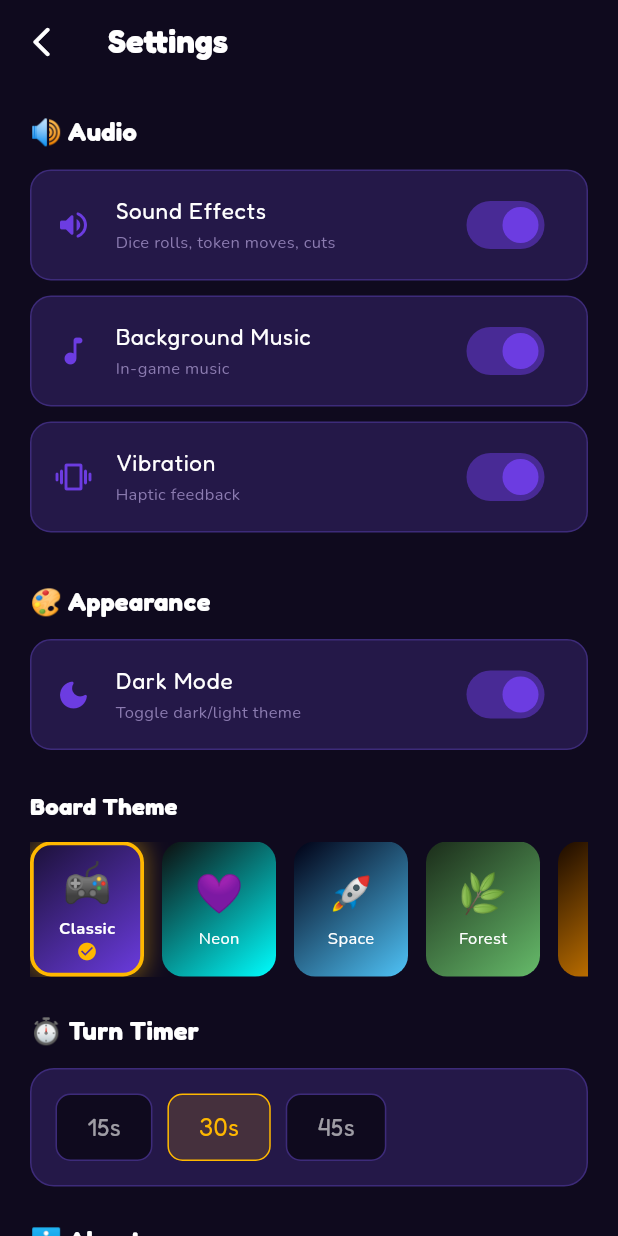
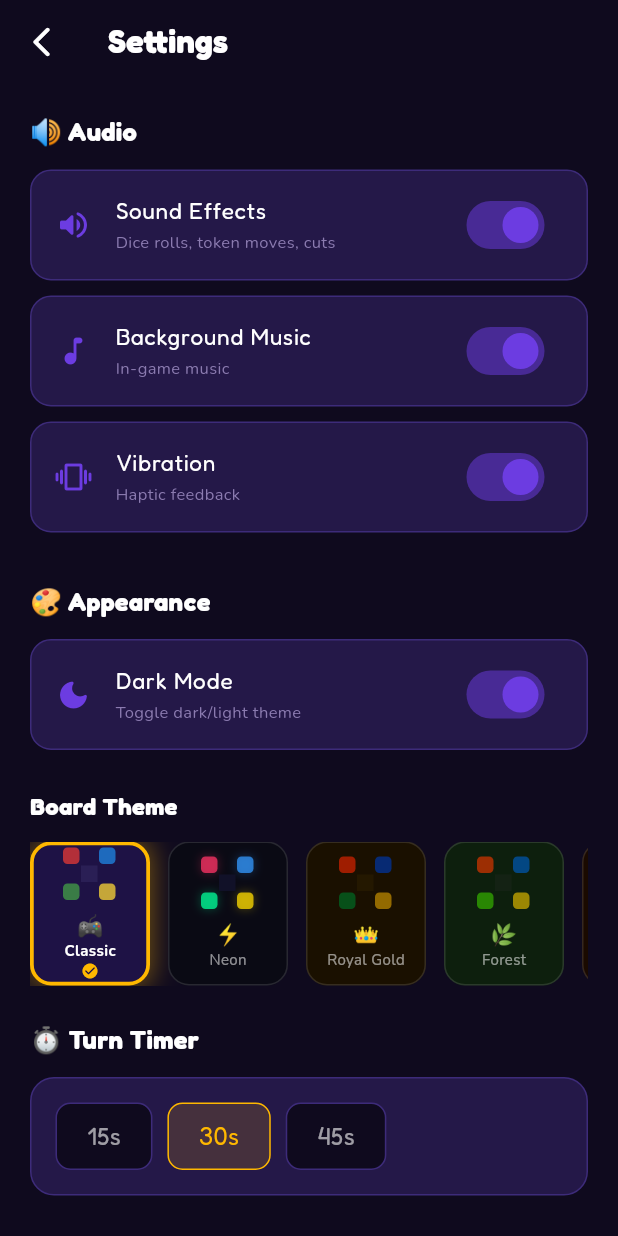
Before and after one commit to Shri5Ambare/ludo-tournament-app, a Flutter app: the SettingsScreen screen opened by its route, on a phone screen of 412 x 824 dp. Run offline on Flutter 3.47's test engine with Material 3 defaults, Android fonts, the phone set to English and light mode, and no system bars; drawn by our look-alikes of flutter_animate; our stand-ins replace audioplayers, confetti, equatable, flutter_riverpod, go_router, google_fonts and 5 more; accounts and stored records are empty.

Commit message:
🎨 UI Polish: board themes, token animations, sound integration
Board Themes:
- board_themes.dart: BoardThemeData model with background, cellColor,
  safeCellColor, gridLine, centerBg, yardOverlay, playerColors, glowEffect
- 5 themes: Classic (dark purple), Neon (black+cyan glow), Royal Gold
  (deep gold), Forest (dark green), Diwali (amber+purple glow)
- LudoBoardPainter: fully themed — all colors from BoardThemeData,
  MaskFilter blur glow on safe cells + home yard circles for neon/diwali,
  themed center triangles with glow, shouldRepaint by theme.id
- board_theme_selector.dart: rebuilt using BoardThemeData map directly,
  mini board preview CustomPainter per theme with colored corner squares,
  animated slide-in with staggered delays, haptic feedback

Token Animations:
- _TokenWidget converted to StatefulWidget with AnimationController
- Bounce sequence on becoming movable (scale 1→1.25→0.9→1.05→1.0)
- Spin rotation (0→2π) when token reaches home
- Pulsing glow AnimatedBuilder on movable tokens
- Theme-aware token colors passed from settingsProvider
- shouldRepaint only when theme changes

Sound Integration:
- audio_service.dart: dual AudioPlayer (sfx1+sfx2) so SFX never
  interrupts BG music; playDiceRoll, playTokenMove, playTokenCut,
  playTokenHome, playWin, playLose, playButtonTap; BG music at 0.35
  volume looped; all errors silently swallowed (works without assets)
- game_provider.dart: playDiceRoll on human+AI roll, _playMoveSound
  helper detects cut vs home vs regular move from state diff,
  playWin on game finish; wired into human selectToken + AI moves
- game_screen.dart: startBgMusic on initState, stopBgMusic on dispose
- app_constants.dart: full audio constants set (tokenHome, lose, buttonTap)

```diff
--- a/lib/core/constants/app_constants.dart
+++ b/lib/core/constants/app_constants.dart
@@ -48,11 +48,14 @@ class AppConstants {
   static const List<int> homeColumnEntries = [50, 11, 24, 37];
 
   // Asset paths
-  static const String diceSound = 'dice_roll.mp3';
+  static const String diceSound      = 'dice_roll.mp3';
   static const String tokenMoveSound = 'token_move.mp3';
-  static const String tokenCutSound = 'token_cut.mp3';
-  static const String winSound = 'win.mp3';
-  static const String bgMusicPath = 'bg_music.mp3';
+  static const String tokenCutSound  = 'token_cut.mp3';
+  static const String tokenHomeSound = 'token_home.mp3';
+  static const String winSound       = 'game_win.mp3';
+  static const String loseSound      = 'game_lose.mp3';
+  static const String buttonTapSound = 'button_tap.mp3';
+  static const String bgMusicPath    = 'bg_music.mp3';
 
   // Hive Box Names
   static const String profilesBox = 'profiles';
@@ -67,15 +70,8 @@ class AppConstants {
   static const String boardThemeKey = 'boardTheme';
 }
 
-class BoardThemes {
-  static const String classic = 'classic';
-  static const String neon = 'neon';
-  static const String space = 'space';
-  static const String forest = 'forest';
-  static const String diwali = 'diwali';
-
-  static const List<String> all = [classic, neon, space, forest, diwali];
-}
+// BoardThemes string constants + full theme data are in:
+// lib/core/theme/board_themes.dart
 
 class GameMode {
   static const String classic = 'classic';
--- /dev/null
+++ b/lib/core/theme/board_themes.dart
@@ -0,0 +1,138 @@
+// lib/core/theme/board_themes.dart
+//
+// Board skin definitions for the Ludo board painter.
+// Each theme controls background, cell, safe-cell, yard, and accent colors.
+
+import 'package:flutter/material.dart';
+
+class BoardThemeData {
+  final String id;
+  final String label;
+  final String emoji;
+  final Color background;        // board background
+  final Color cellColor;         // main path cell
+  final Color safeCellColor;     // safe-zone cell
+  final Color gridLine;          // cell border lines
+  final Color centerBg;          // center triangle area
+  final Color yardOverlay;       // home-yard inner overlay
+  final List<Color> playerColors; // override player yard/token colors (null = default)
+  final bool glowEffect;         // neon glow on safe cells
+
+  const BoardThemeData({
+    required this.id,
+    required this.label,
+    required this.emoji,
+    required this.background,
+    required this.cellColor,
+    required this.safeCellColor,
+    required this.gridLine,
+    required this.centerBg,
+    required this.yardOverlay,
+    this.playerColors = const [],
+    this.glowEffect = false,
+  });
+}
+
+class BoardThemes {
+  static const String classic  = 'classic';
+  static const String neon     = 'neon';
+  static const String royal    = 'royal';
+  static const String forest   = 'forest';
+  static const String diwali   = 'diwali';
+
+  static const List<String> all = [classic, neon, royal, forest, diwali];
+
+  static const Map<String, BoardThemeData> themes = {
+    classic: BoardThemeData(
+      id: classic,
+      label: 'Classic',
+      emoji: '🎮',
+      background: Color(0xFF1E1245),
+      cellColor: Color(0xFF2A1F55),
+      safeCellColor: Color(0xFF1A3A2A),
+      gridLine: Color(0x14FFFFFF),
+      centerBg: Color(0xFF1E1245),
+      yardOverlay: Color(0x14FFFFFF),
+      glowEffect: false,
+    ),
+
+    neon: BoardThemeData(
+      id: neon,
+      label: 'Neon',
+      emoji: '⚡',
+      background: Color(0xFF0A0A14),
+      cellColor: Color(0xFF111128),
+      safeCellColor: Color(0xFF0D2020),
+      gridLine: Color(0x2200FFCC),
+      centerBg: Color(0xFF0A0A14),
+      yardOverlay: Color(0x1800FFCC),
+      playerColors: [
+        Color(0xFFFF3366), // neon red
+        Color(0xFF00FF99), // neon green
+        Color(0xFFFFDD00), // neon yellow
+        Color(0xFF3399FF), // neon blue
+      ],
+      glowEffect: true,
+    ),
+
+    royal: BoardThemeData(
+      id: royal,
+      label: 'Royal Gold',
+      emoji: '👑',
+      background: Color(0xFF1A1000),
+      cellColor: Color(0xFF241800),
+      safeCellColor: Color(0xFF1A2800),
+      gridLine: Color(0x30FFD700),
+      centerBg: Color(0xFF1A1000),
+      yardOverlay: Color(0x18FFD700),
+      playerColors: [
+        Color(0xFFCC2200),  // deep crimson
+        Color(0xFF006622),  // deep green
+        Color(0xFFBB8800),  // gold-yellow
+        Color(0xFF003399),  // royal blue
+      ],
+      glowEffect: false,
+    ),
+
+    forest: BoardThemeData(
+      id: forest,
+      label: 'Forest',
+      emoji: '🌿',
+      background: Color(0xFF0D1F0D),
+      cellColor: Color(0xFF142214),
+      safeCellColor: Color(0xFF0A2A18),
+      gridLine: Color(0x2044AA44),
+      centerBg: Color(0xFF0D1F0D),
+      yardOverlay: Color(0x1844AA44),
+      playerColors: [
+        Color(0xFFCC3300),  // red-orange
+        Color(0xFF33AA00),  // bright green
+        Color(0xFFCCAA00),  // amber
+        Color(0xFF0055AA),  // deep blue
+      ],
+      glowEffect: false,
+    ),
+
+    diwali: BoardThemeData(
+      id: diwali,
+      label: 'Diwali',
+      emoji: '🪔',
+      background: Color(0xFF1A0A00),
+      cellColor: Color(0xFF2A1400),
+      safeCellColor: Color(0xFF1A200A),
+      gridLine: Color(0x30FF8800),
+      centerBg: Color(0xFF1A0A00),
+      yardOverlay: Color(0x18FF8800),
+      playerColors: [
+        Color(0xFFFF3300),  // deep red
+        Color(0xFF00BB44),  // green
+        Color(0xFFFFAA00),  // saffron/orange
+        Color(0xFF8833FF),  // purple
+      ],
+      glowEffect: true,
+    ),
+  };
+
+  static BoardThemeData get(String id) =>
+      themes[id] ?? themes[classic]!;
+}
--- a/lib/providers/settings_provider.dart
+++ b/lib/providers/settings_provider.dart
@@ -2,6 +2,7 @@
 import 'package:flutter_riverpod/flutter_riverpod.dart';
 import 'package:shared_preferences/shared_preferences.dart';
 import '../core/constants/app_constants.dart';
+import '../core/theme/board_themes.dart';
 
 // ─────────────────────────────────────────────
 // Settings Model
--- a/lib/widgets/common/board_theme_selector.dart
+++ b/lib/widgets/common/board_theme_selector.dart
@@ -1,9 +1,12 @@
 // lib/widgets/common/board_theme_selector.dart
 import 'package:flutter/material.dart';
+import 'package:flutter/services.dart';
+import 'package:flutter_animate/flutter_animate.dart';
 import 'package:flutter_riverpod/flutter_riverpod.dart';
 import 'package:google_fonts/google_fonts.dart';
-import '../../core/constants/app_constants.dart';
+import '../../core/constants/board_paths.dart';
 import '../../core/theme/app_theme.dart';
+import '../../core/theme/board_themes.dart';
 import '../../providers/settings_provider.dart';
 
 class BoardThemeSelector extends ConsumerWidget {
@@ -12,39 +15,7 @@ class BoardThemeSelector extends ConsumerWidget {
   @override
   Widget build(BuildContext context, WidgetRef ref) {
     final settings = ref.watch(settingsProvider);
-
-    final themes = [
-      _ThemeOption(
-        id: BoardThemes.classic,
-        label: 'Classic',
-        emoji: '🎮',
-        colors: [const Color(0xFF1A1035), const Color(0xFF6C3CE1)],
-      ),
-      _ThemeOption(
-        id: BoardThemes.neon,
-        label: 'Neon',
-        emoji: '💜',
-        colors: [const Color(0xFF0D0D0D), const Color(0xFF00FFFF)],
-      ),
-      _ThemeOption(
-        id: BoardThemes.space,
-        label: 'Space',
-        emoji: '🚀',
-        colors: [const Color(0xFF000014), const Color(0xFF4FC3F7)],
-      ),
-      _ThemeOption(
-        id: BoardThemes.forest,
-        label: 'Forest',
-        emoji: '🌿',
-        colors: [const Color(0xFF1B2C1A), const Color(0xFF66BB6A)],
-      ),
-      _ThemeOption(
-        id: BoardThemes.diwali,
-        label: 'Diwali',
-        emoji: '🪔',
-        colors: [const Color(0xFF1A0A00), const Color(0xFFFF9800)],
-      ),
-    ];
+    final themeIds = BoardThemes.all;
 
     return Column(
       crossAxisAlignment: CrossAxisAlignment.start,
@@ -54,62 +25,63 @@ class BoardThemeSelector extends ConsumerWidget {
                 fontSize: 16, color: Colors.white, fontWeight: FontWeight.bold)),
         const SizedBox(height: 12),
         SizedBox(
-          height: 90,
+          height: 96,
           child: ListView.builder(
             scrollDirection: Axis.horizontal,
-            itemCount: themes.length,
+            itemCount: themeIds.length,
             itemBuilder: (context, i) {
-              final theme = themes[i];
-              final isSelected = settings.boardTheme == theme.id;
+              final td = BoardThemes.get(themeIds[i]);
+              final isSelected = settings.boardTheme == td.id;
               return GestureDetector(
-                onTap: () => ref
-                    .read(settingsProvider.notifier)
-                    .setBoardTheme(theme.id),
+                onTap: () {
+                  HapticFeedback.lightImpact();
+                  ref.read(settingsProvider.notifier).setBoardTheme(td.id);
+                },
                 child: AnimatedContainer(
-                  duration: const Duration(milliseconds: 200),
+                  duration: 220.ms,
                   margin: const EdgeInsets.only(right: 12),
-                  width: 76,
+                  width: 80,
                   decoration: BoxDecoration(
                     borderRadius: BorderRadius.circular(14),
-                    gradient: LinearGradient(
-                      begin: Alignment.topLeft,
-                      end: Alignment.bottomRight,
-                      colors: theme.colors,
-                    ),
+                    color: td.background,
                     border: Border.all(
-                      color: isSelected ? AppColors.accent : Colors.transparent,
-                      width: 2.5,
+                      color: isSelected ? AppColors.accent : Colors.white12,
+                      width: isSelected ? 2.5 : 1,
                     ),
                     boxShadow: isSelected
                         ? [
                             BoxShadow(
-                              color: AppColors.accent.withOpacity(0.4),
-                              blurRadius: 12,
+                              color: (td.playerColors.isNotEmpty
+                                      ? td.playerColors.first
+                                      : AppColors.accent)
+                                  .withOpacity(0.4),
+                              blurRadius: 14,
                               spreadRadius: 2,
-                            )
+                            ),
                           ]
                         : [],
                   ),
                   child: Column(
                     mainAxisAlignment: MainAxisAlignment.center,
                     children: [
-                      Text(theme.emoji,
-                          style: const TextStyle(fontSize: 26)),
-                      const SizedBox(height: 4),
-                      Text(theme.label,
+                      _MiniBoardPreview(themeData: td),
+                      const SizedBox(height: 6),
+                      Text(td.emoji,
+                          style: const TextStyle(fontSize: 14)),
+                      Text(td.label,
                           style: GoogleFonts.nunito(
-                              fontSize: 11,
-                              color: Colors.white,
+                              fontSize: 10,
+                              color: isSelected ? Colors.white : Colors.white54,
                               fontWeight: isSelected
                                   ? FontWeight.bold
                                   : FontWeight.normal)),
                       if (isSelected)
-                        const Icon(Icons.check_circle,
-                            color: AppColors.accent, size: 14),
+                        const Icon(Icons.check_circle_rounded,
+                            color: AppColors.accent, size: 12),
                     ],
                   ),
                 ),
-              );
+              ).animate(delay: (i * 50).ms).fadeIn().slideX(begin: 0.1);
             },
           ),
         ),
@@ -118,16 +90,57 @@ class BoardThemeSelector extends ConsumerWidget {
   }
 }
 
-class _ThemeOption {
-  final String id;
-  final String label;
-  final String emoji;
+class _MiniBoardPreview extends StatelessWidget {
+  final BoardThemeData themeData;
+  const _MiniBoardPreview({required this.themeData});
+
+  @override
+  Widget build(BuildContext context) {
+    final colors = themeData.playerColors.isNotEmpty
+        ? themeData.playerColors
+        : BoardPaths.playerColors;
+    return SizedBox(
+      width: 36,
+      height: 36,
+      child: CustomPaint(
+        painter: _MiniPainter(
+          bg: themeData.background,
+          cell: themeData.cellColor,
+          colors: colors,
+          glow: themeData.glowEffect,
+        ),
+      ),
+    );
+  }
+}
+
+class _MiniPainter extends CustomPainter {
+  final Color bg;
+  final Color cell;
   final List<Color> colors;
+  final bool glow;
+  const _MiniPainter({required this.bg, required this.cell, required this.colors, required this.glow});
 
-  const _ThemeOption({
-    required this.id,
-    required this.label,
-    required this.emoji,
-    required this.colors,
-  });
+  @override
+  void paint(Canvas canvas, Size size) {
+    final w = size.width / 3;
+    final h = size.height / 3;
+    canvas.drawRect(Rect.fromLTWH(0, 0, size.width, size.height),
+        Paint()..color = bg);
+    final corners = [[0,0],[0,2],[2,0],[2,2]];
+    final cc = [colors[0], colors[3], colors[1], colors[2]];
+    for (int i = 0; i < 4; i++) {
+      final rect = Rect.fromLTWH(corners[i][1]*w, corners[i][0]*h, w-1, h-1);
+      canvas.drawRRect(RRect.fromRectAndRadius(rect, const Radius.circular(3)),
+          Paint()..color = cc[i].withOpacity(0.75));
+      if (glow) {
+        canvas.drawRRect(RRect.fromRectAndRadius(rect.inflate(1), const Radius.circular(4)),
+            Paint()..color = cc[i].withOpacity(0.2)..maskFilter = const MaskFilter.blur(BlurStyle.normal, 3));
+      }
+    }
+    canvas.drawRect(Rect.fromLTWH(w, h, w-1, h-1), Paint()..color = cell);
+  }
+
+  @override
+  bool shouldRepaint(covariant _MiniPainter old) => old.bg != bg || old.glow != glow;
 }
```
Also changed, not shown: lib/providers/game_provider.dart (+48 -3 lines), lib/screens/game/game_screen.dart (+10 -0 lines), lib/services/audio_service.dart (+42 -12 lines), lib/widgets/board/ludo_board_widget.dart (+169 -66 lines).
